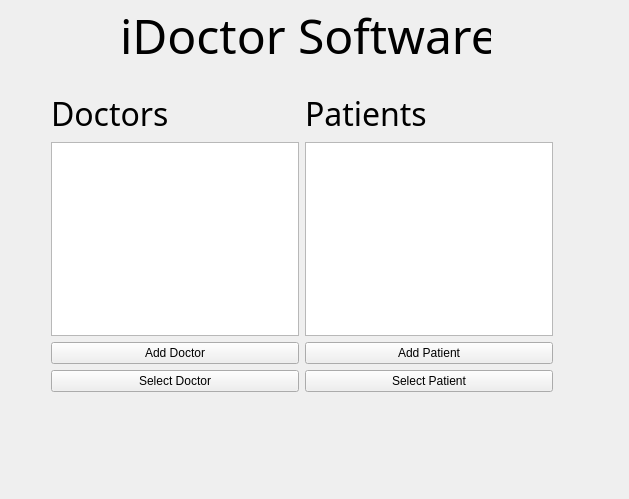
KittimasakBunrat/GroupFour_DoctorsOffice, file GroupFour_DoctorsOffice/widget.ui: the form before one commit.
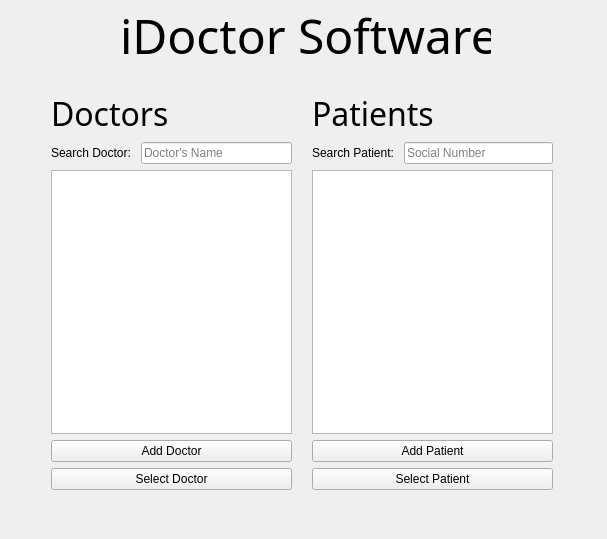
The form after the commit.

Commit message: Added search bar - not functional

Diff of the .ui file:
```diff
--- a/GroupFour_DoctorsOffice/widget.ui
+++ b/GroupFour_DoctorsOffice/widget.ui
@@ -6,8 +6,8 @@
    <rect>
     <x>0</x>
     <y>0</y>
-    <width>629</width>
-    <height>499</height>
+    <width>607</width>
+    <height>539</height>
    </rect>
   </property>
   <property name="windowTitle">
@@ -38,13 +38,18 @@
      <x>40</x>
      <y>80</y>
      <width>524</width>
-     <height>323</height>
+     <height>421</height>
     </rect>
    </property>
    <layout class="QHBoxLayout" name="horizontalLayout">
+    <property name="spacing">
+     <number>20</number>
+    </property>
     <item>
      <layout class="QVBoxLayout" name="verticalLayout">
       <item>
+       <layout class="QVBoxLayout" name="verticalLayout_6">
+        <item>
        <widget class="QLabel" name="label_3">
         <property name="font">
          <font>
@@ -60,6 +65,26 @@
        </widget>
       </item>
       <item>
+         <layout class="QHBoxLayout" name="horizontalLayout_3">
+          <item>
+           <widget class="QLabel" name="search_label_doctor">
+            <property name="text">
+             <string>Search Doctor: </string>
+            </property>
+           </widget>
+          </item>
+          <item>
+           <widget class="QLineEdit" name="filter_doctor_edit">
+            <property name="placeholderText">
+             <string>Doctor's Name</string>
+            </property>
+           </widget>
+          </item>
+         </layout>
+        </item>
+       </layout>
+      </item>
+      <item>
        <widget class="QListWidget" name="listWidget_Doctors"/>
       </item>
       <item>
@@ -80,6 +105,14 @@
     </item>
     <item>
      <layout class="QVBoxLayout" name="verticalLayout_2">
+      <property name="spacing">
+       <number>6</number>
+      </property>
+      <item>
+       <layout class="QVBoxLayout" name="verticalLayout_5">
+        <property name="bottomMargin">
+         <number>0</number>
+        </property>
       <item>
        <widget class="QLabel" name="label_4">
         <property name="font">
@@ -94,6 +127,32 @@
          <string>Patients</string>
         </property>
        </widget>
+        </item>
+        <item>
+         <layout class="QHBoxLayout" name="horizontalLayout_2">
+          <item>
+           <widget class="QLabel" name="search_label_patient">
+            <property name="text">
+             <string>Search Patient: </string>
+            </property>
+           </widget>
+          </item>
+          <item>
+           <widget class="QLineEdit" name="filterPatientEdit">
+            <property name="inputMask">
+             <string/>
+            </property>
+            <property name="text">
+             <string/>
+            </property>
+            <property name="placeholderText">
+             <string>Social Number</string>
+            </property>
+           </widget>
+          </item>
+         </layout>
+        </item>
+       </layout>
       </item>
       <item>
        <widget class="QListWidget" name="listWidget_Patients"/>
```
Lines whose indentation alone changed are shown as unchanged. The commit also changes 2 other files.
